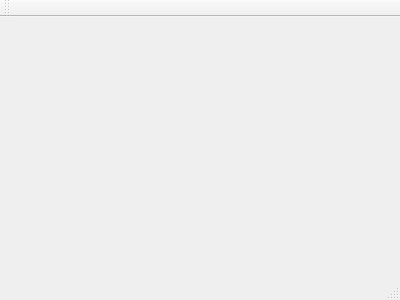
TaupeHardie/Projet-Couleur, file Enigmateam/mainwindow.ui: the form before one commit.
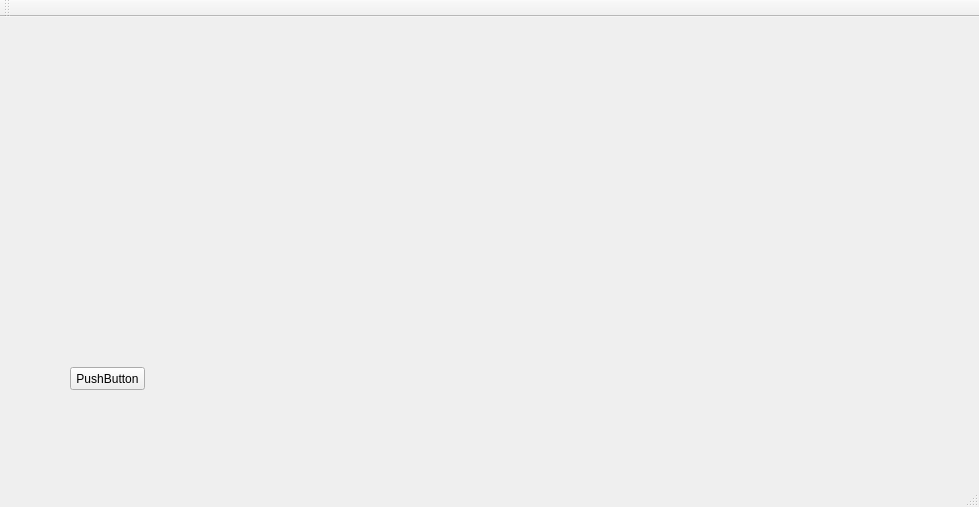
The form after the commit.

```diff
--- a/Enigmateam/mainwindow.ui
+++ b/Enigmateam/mainwindow.ui
@@ -1,24 +1,63 @@
 <ui version="4.0">
  <class>MainWindow</class>
- <widget class="QMainWindow" name="MainWindow" >
-  <property name="geometry" >
+ <widget class="QMainWindow" name="MainWindow">
+  <property name="geometry">
    <rect>
     <x>0</x>
     <y>0</y>
-    <width>400</width>
-    <height>300</height>
+    <width>979</width>
+    <height>507</height>
    </rect>
   </property>
   <property name="windowTitle" >
    <string>MainWindow</string>
   </property>
-  <widget class="QMenuBar" name="menuBar" />
-  <widget class="QToolBar" name="mainToolBar" />
-  <widget class="QWidget" name="centralWidget" />
-  <widget class="QStatusBar" name="statusBar" />
+  <widget class="QWidget" name="centralWidget">
+   <widget class="QPushButton" name="pushButton">
+    <property name="geometry">
+     <rect>
+      <x>70</x>
+      <y>350</y>
+      <width>75</width>
+      <height>23</height>
+     </rect>
+    </property>
+    <property name="text">
+     <string>PushButton</string>
+    </property>
+   </widget>
+   <widget class="QWidget" name="widget" native="true">
+    <property name="geometry">
+     <rect>
+      <x>440</x>
+      <y>60</y>
+      <width>511</width>
+      <height>381</height>
+     </rect>
+    </property>
+   </widget>
+  </widget>
+  <widget class="QMenuBar" name="menuBar">
+   <property name="geometry">
+    <rect>
+     <x>0</x>
+     <y>0</y>
+     <width>979</width>
+     <height>21</height>
+    </rect>
+   </property>
+  </widget>
+  <widget class="QToolBar" name="mainToolBar">
+   <attribute name="toolBarArea">
+    <enum>TopToolBarArea</enum>
+   </attribute>
+   <attribute name="toolBarBreak">
+    <bool>false</bool>
+   </attribute>
+  </widget>
+  <widget class="QStatusBar" name="statusBar"/>
  </widget>
- <layoutDefault spacing="6" margin="11" />
- <pixmapfunction></pixmapfunction>
+ <layoutdefault spacing="6" margin="11"/>
  <resources/>
  <connections/>
 </ui>
```
Left out of the diff: 3 changed lines with no effect on the pictures.
